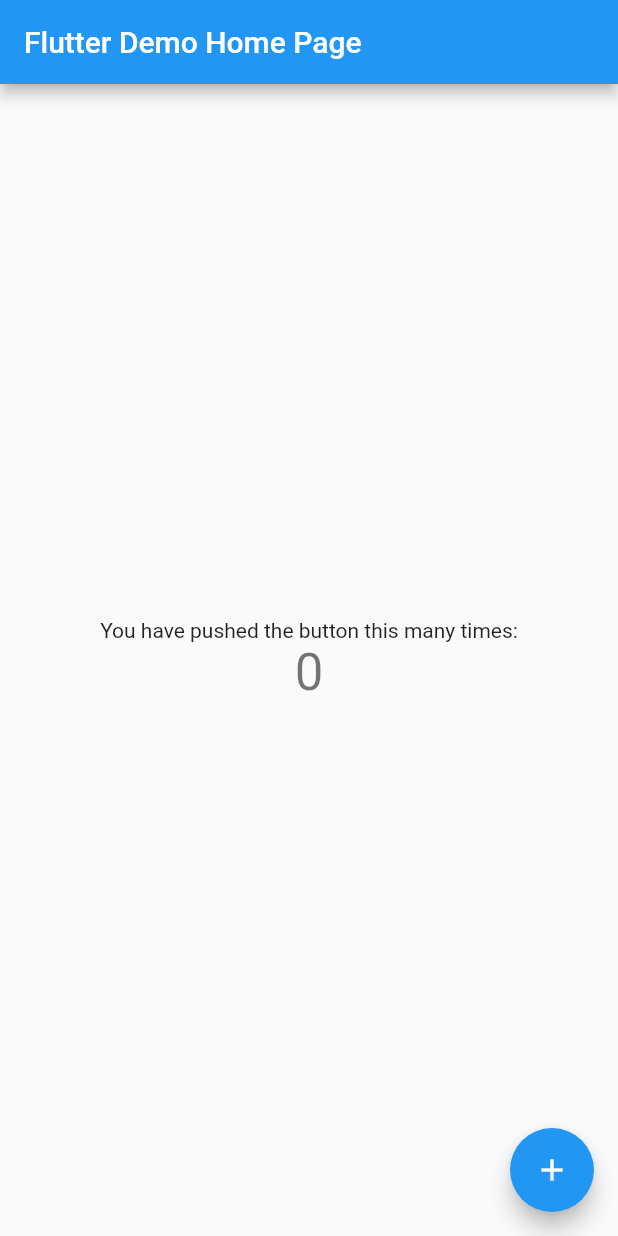
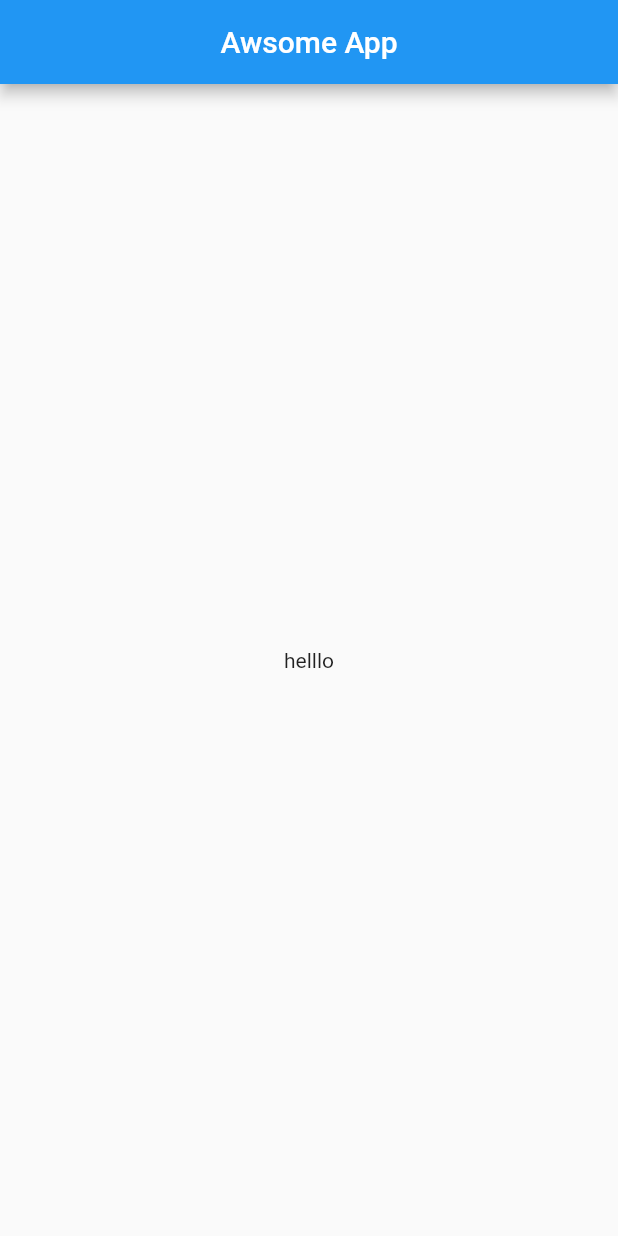
Before and after one commit to Rahullkumr/awsomeapp, a Flutter app: the screen it shows after launch, on a phone screen of 412 x 824 dp. Run offline on Flutter 3.47's test engine with Material 2 defaults, Android fonts, the phone set to English and light mode, and no system bars.

Commit message:
chapter 1 completed

```diff
--- a/lib/main.dart
+++ b/lib/main.dart
@@ -1,117 +1,23 @@
 import 'package:flutter/material.dart';
 
 void main() {
-  runApp(MyApp());
+  runApp(HomePage());
 }
 
-class MyApp extends StatelessWidget {
-  // This widget is the root of your application.
+class HomePage extends StatelessWidget {
   @override
   Widget build(BuildContext context) {
     return MaterialApp(
-      title: 'Flutter Demo',
-      theme: ThemeData(
-        // This is the theme of your application.
-        //
-        // Try running your application with "flutter run". You'll see the
-        // application has a blue toolbar. Then, without quitting the app, try
-        // changing the primarySwatch below to Colors.green and then invoke
-        // "hot reload" (press "r" in the console where you ran "flutter run",
-        // or simply save your changes to "hot reload" in a Flutter IDE).
-        // Notice that the counter didn't reset back to zero; the application
-        // is not restarted.
-        primarySwatch: Colors.blue,
-        // This makes the visual density adapt to the platform that you run
-        // the app on. For desktop platforms, the controls will be smaller and
-        // closer together (more dense) than on mobile platforms.
-        visualDensity: VisualDensity.adaptivePlatformDensity,
+      title: "Awsome",
+      home: Scaffold(
+        appBar: AppBar(
+          title: Text('Awsome App'),
+          centerTitle: true,
+        ),
+        body: Container(
+          child: Center(child: Text('helllo')),
+        ),
       ),
-      home: MyHomePage(title: 'Flutter Demo Home Page'),
     );
   }
 }
-
-class MyHomePage extends StatefulWidget {
-  MyHomePage({Key key, this.title}) : super(key: key);
-
-  // This widget is the home page of your application. It is stateful, meaning
-  // that it has a State object (defined below) that contains fields that affect
-  // how it looks.
-
-  // This class is the configuration for the state. It holds the values (in this
-  // case the title) provided by the parent (in this case the App widget) and
-  // used by the build method of the State. Fields in a Widget subclass are
-  // always marked "final".
-
-  final String title;
-
-  @override
-  _MyHomePageState createState() => _MyHomePageState();
-}
-
-class _MyHomePageState extends State<MyHomePage> {
-  int _counter = 0;
-
-  void _incrementCounter() {
-    setState(() {
-      // This call to setState tells the Flutter framework that something has
-      // changed in this State, which causes it to rerun the build method below
-      // so that the display can reflect the updated values. If we changed
-      // _counter without calling setState(), then the build method would not be
-      // called again, and so nothing would appear to happen.
-      _counter++;
-    });
-  }
-
-  @override
-  Widget build(BuildContext context) {
-    // This method is rerun every time setState is called, for instance as done
-    // by the _incrementCounter method above.
-    //
-    // The Flutter framework has been optimized to make rerunning build methods
-    // fast, so that you can just rebuild anything that needs updating rather
-    // than having to individually change instances of widgets.
-    return Scaffold(
-      appBar: AppBar(
-        // Here we take the value from the MyHomePage object that was created by
-        // the App.build method, and use it to set our appbar title.
-        title: Text(widget.title),
-      ),
-      body: Center(
-        // Center is a layout widget. It takes a single child and positions it
-        // in the middle of the parent.
-        child: Column(
-          // Column is also a layout widget. It takes a list of children and
-          // arranges them vertically. By default, it sizes itself to fit its
-          // children horizontally, and tries to be as tall as its parent.
-          //
-          // Invoke "debug painting" (press "p" in the console, choose the
-          // "Toggle Debug Paint" action from the Flutter Inspector in Android
-          // Studio, or the "Toggle Debug Paint" command in Visual Studio Code)
-          // to see the wireframe for each widget.
-          //
-          // Column has various properties to control how it sizes itself and
-          // how it positions its children. Here we use mainAxisAlignment to
-          // center the children vertically; the main axis here is the vertical
-          // axis because Columns are vertical (the cross axis would be
-          // horizontal).
-          mainAxisAlignment: MainAxisAlignment.center,
-          children: <Widget>[
-            Text(
-              'You have pushed the button this many times:',
-            ),
-            Text(
-              '$_counter',
-              style: Theme.of(context).textTheme.headline4,
-            ),
-          ],
-        ),
-      ),
-      floatingActionButton: FloatingActionButton(
-        onPressed: _incrementCounter,
-        tooltip: 'Increment',
-        child: Icon(Icons.add),
-      ), // This trailing comma makes auto-formatting nicer for build methods.
-    );
-  }
-}
```
